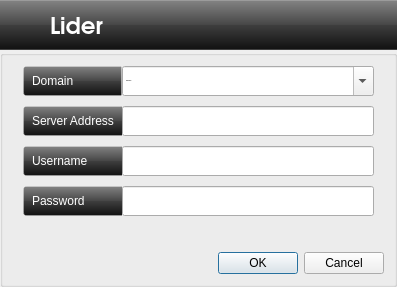
Above: branches/ahenk/2.0/renan.cakirerk/ahenk/lider/lider/connection.ui from pars-linux/uludag before the change. Below: the same form after it.
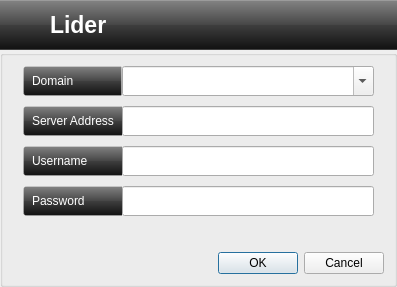
That is the form after the change. Icons and pictures are not drawn.

Commit message: Removed dummy characters in domain line Fixed font type difference between domain and others

Patch:
```diff
--- a/branches/ahenk/2.0/renan.cakirerk/ahenk/lider/lider/connection.ui
+++ b/branches/ahenk/2.0/renan.cakirerk/ahenk/lider/lider/connection.ui
@@ -942,7 +942,7 @@
      </property>
      <property name="font">
       <font>
-       <family>URW Gothic L</family>
+       <family>Liberation Sans</family>
        <pointsize>17</pointsize>
        <weight>75</weight>
        <bold>true</bold>
@@ -1042,7 +1042,7 @@
           </property>
           <item>
            <property name="text">
-            <string>aergaergare</string>
+            <string></string>
            </property>
           </item>
          </widget>
```
Left out of the diff: 2 changed lines with no effect on the pictures.
